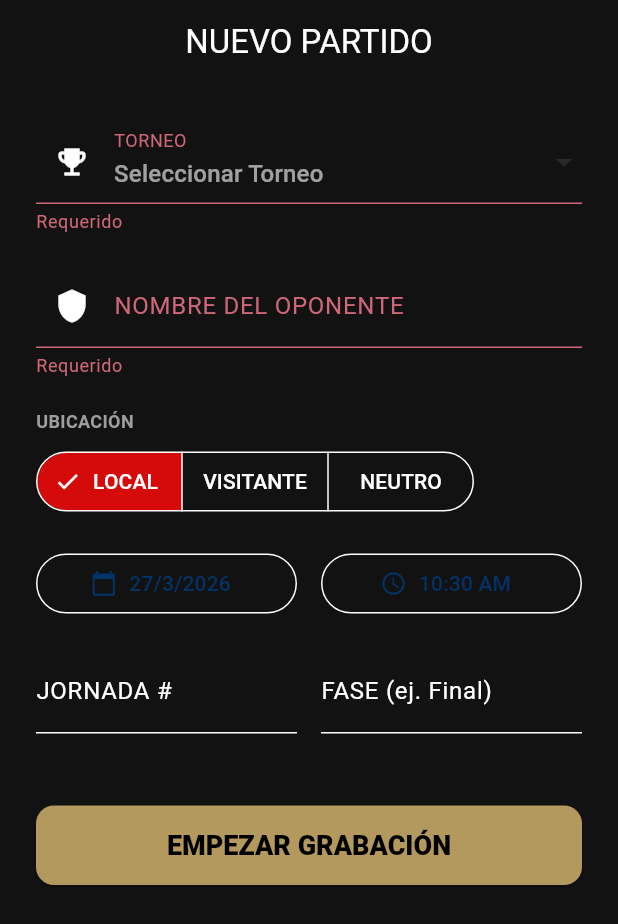
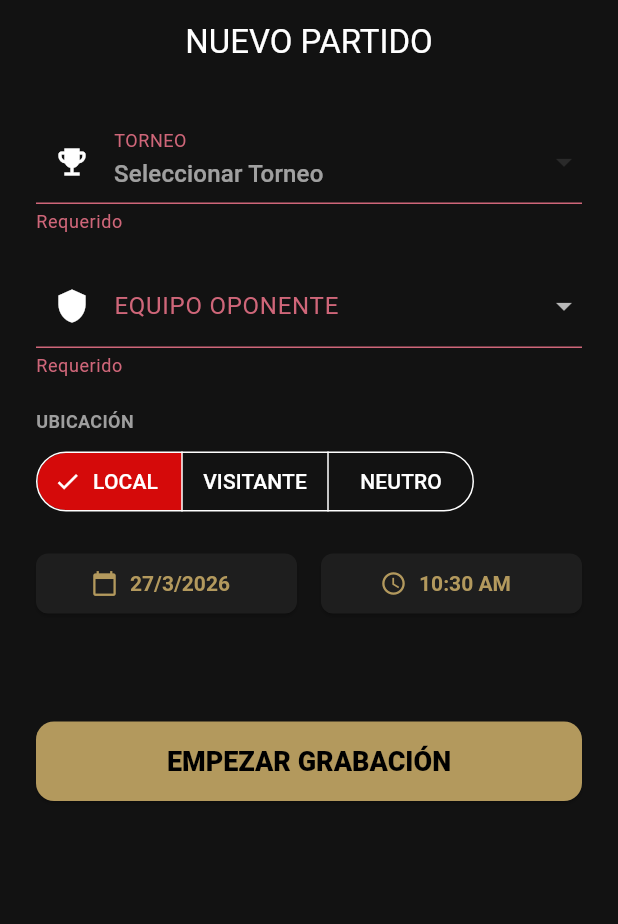
Before and after one commit to titozeio/tagfootstats, a Flutter app: the MatchFormPage screen opened by its route, after a tap on "EMPEZAR GRABACIÓN", on a phone screen of 412 x 824 dp. Shown: the top 924 px of the screen. Run offline on Flutter 3.47's test engine with Material 3 defaults, Android fonts, the phone set to English and light mode, and no system bars; our stand-ins replace bloc, cloud_firestore, equatable, firebase_core, flutter_bloc, go_router and 1 more; accounts and stored records are empty.

Commit message:
## Phase 6.3: Upgrades in the New Match Screen [x]
- [x] If theres an open tournament, select by default that tournament .
- [x] Instead of "Nombre del oponente", use a selector to select the opponent team from the user's teams, AND give the option to add a new team on the fly.
- [x] The date and time selector is not visible due to the color, change it.
- [x] Dependiendo del tipo de torneo, mostrar "Jornada" (liga) o "fase" (copa).
- [x] Jornada debería ser un selector de números.
- [x] Fase debería ser un selector de fases(>Final, Seimifinal, Cuartos, Octavos, liguilla, y otros que habilitaría un campo de texto para añadir una jornada custom).

```diff
--- a/tagfootstats/lib/presentation/pages/admin/matches/match_form_page.dart
+++ b/tagfootstats/lib/presentation/pages/admin/matches/match_form_page.dart
@@ -33,6 +33,11 @@ class _MatchFormPageState extends State<MatchFormPage> {
 
   bool _isSaving = false;
   List<Team> _allTeams = [];
+  List<Tournament> _allTournaments = [];
+  Tournament? _selectedTournament;
+  bool _isAddingNewTeam = false;
+  String _selectedPhase = 'Final';
+  bool _isCustomPhase = false;
 
   @override
   void initState() {
@@ -51,18 +56,46 @@ class _MatchFormPageState extends State<MatchFormPage> {
     } else if (widget.tournamentId != null) {
       _selectedTournamentId = widget.tournamentId;
     }
+    _phaseController.text = _selectedPhase;
 
-    _loadTeams();
+    _loadInitialData();
   }
 
-  Future<void> _loadTeams() async {
+  Future<void> _loadInitialData() async {
     try {
       final teams = await context.read<TeamRepository>().getTeams();
-      if (mounted) setState(() => _allTeams = teams);
+      final tournaments =
+          await context.read<TournamentRepository>().getTournaments();
+
+      if (mounted) {
+        setState(() {
+          _allTeams = teams;
+          _allTournaments = tournaments;
+
+          if (_selectedTournamentId == null && tournaments.isNotEmpty) {
+            // Find an "open" tournament (not ended) or the latest one
+            final now = DateTime.now();
+            final active = tournaments.where((t) => t.endDate.isAfter(now));
+            if (active.isNotEmpty) {
+              _selectedTournamentId = active.first.id;
+              _selectedTournament = active.first;
+            } else {
+              _selectedTournamentId = tournaments.first.id;
+              _selectedTournament = tournaments.first;
+            }
+          } else if (_selectedTournamentId != null) {
+            _selectedTournament = tournaments.firstWhere(
+              (t) => t.id == _selectedTournamentId,
+            );
+          }
+        });
+      }
     } catch (e) {
-      debugPrint('Error loading teams: $e');
+      debugPrint('Error loading data: $e');
     }
   }
+
+
 
   @override
   void dispose() {
@@ -92,16 +125,9 @@ class _MatchFormPageState extends State<MatchFormPage> {
         _selectedTime.minute,
       );
 
-      final opponentName = _opponentController.text.trim();
+      String opponentName = _opponentController.text.trim();
 
-      // 1. Resolve Opponent ID (search existing or create new)
-      final existingTeam = _allTeams.firstWhere(
-        (t) => t.name.toLowerCase() == opponentName.toLowerCase(),
-        orElse: () => Team(id: '', name: opponentName),
-      );
-
-      if (existingTeam.id.isEmpty) {
-        // Create new team entry for the opponent
+      if (_isAddingNewTeam && opponentName.isNotEmpty) {
         final newTeamId = DateTime.now().millisecondsSinceEpoch.toString();
         final newTeam = Team(
           id: newTeamId,
@@ -109,10 +135,7 @@ class _MatchFormPageState extends State<MatchFormPage> {
           logoUrl: '',
           isOwnTeam: false,
         );
-        await context
-            .read<TeamRepository>()
-            .saveTeam(newTeam)
-            .timeout(const Duration(seconds: 10));
+        await context.read<TeamRepository>().saveTeam(newTeam);
       }
 
       final match = entity.Match(
@@ -123,8 +146,14 @@ class _MatchFormPageState extends State<MatchFormPage> {
         opponentId: opponentName,
         dateTime: finalDateTime,
         locationType: _locationType,
-        matchday: int.tryParse(_matchdayController.text),
-        phase: _phaseController.text.isNotEmpty ? _phaseController.text : null,
+        matchday:
+            (_selectedTournament?.type == TournamentType.liga)
+                ? int.tryParse(_matchdayController.text)
+                : null,
+        phase:
+            (_selectedTournament?.type == TournamentType.copa)
+                ? (_isCustomPhase ? _phaseController.text : _selectedPhase)
+                : null,
         homeScore: widget.match?.homeScore ?? 0,
         awayScore: widget.match?.awayScore ?? 0,
       );
@@ -162,34 +191,13 @@ class _MatchFormPageState extends State<MatchFormPage> {
             children: [
               _buildTournamentDropdown(),
               const SizedBox(height: 20),
-              _buildOpponentAutocomplete(),
+              _buildOpponentSelector(),
               const SizedBox(height: 20),
               _buildLocationTypeSelector(),
               const SizedBox(height: 20),
               _buildDateTimePicker(context),
               const SizedBox(height: 20),
-              Row(
-                children: [
-                  Expanded(
-                    child: TextFormField(
-                      controller: _matchdayController,
-                      keyboardType: TextInputType.number,
-                      decoration: const InputDecoration(
-                        labelText: 'JORNADA #',
-                      ),
-                    ),
-                  ),
-                  const SizedBox(width: 16),
-                  Expanded(
-                    child: TextFormField(
-                      controller: _phaseController,
-                      decoration: const InputDecoration(
-                        labelText: 'FASE (ej. Final)',
-                      ),
-                    ),
-                  ),
-                ],
-              ),
+              _buildJornadaOrFase(),
               const SizedBox(height: 48),
               ElevatedButton(
                 onPressed: _isSaving ? null : _save,
@@ -225,60 +233,144 @@ class _MatchFormPageState extends State<MatchFormPage> {
     );
   }
 
-  Widget _buildOpponentAutocomplete() {
-    return Autocomplete<Team>(
-      displayStringForOption: (Team option) => option.name,
-      initialValue: TextEditingValue(text: _opponentController.text),
-      optionsBuilder: (TextEditingValue textEditingValue) {
-        if (textEditingValue.text == '') {
-          return const Iterable<Team>.empty();
+  Widget _buildOpponentSelector() {
+    final teams = _allTeams.where((t) => !t.isOwnTeam).toList();
+
+    return Column(
+      crossAxisAlignment: CrossAxisAlignment.start,
+      children: [
+        DropdownButtonFormField<String>(
+          value: _isAddingNewTeam ? 'NEW' : (_opponentController.text.isEmpty ? null : _opponentController.text),
+          decoration: const InputDecoration(
+            labelText: 'EQUIPO OPONENTE',
+            prefixIcon: Icon(Icons.shield),
+          ),
+          items: [
+            ...teams.map(
+              (t) => DropdownMenuItem(value: t.name, child: Text(t.name)),
+            ),
+            const DropdownMenuItem(
+              value: 'NEW',
+              child: Text(
+                '+ Añadir nuevo equipo',
+                style: TextStyle(color: AppColors.nflGold),
+              ),
+            ),
+          ],
+          onChanged: (val) {
+            setState(() {
+              if (val == 'NEW') {
+                _isAddingNewTeam = true;
+                _opponentController.clear();
+              } else {
+                _isAddingNewTeam = false;
+                _opponentController.text = val ?? '';
               }
-        return _allTeams.where((Team option) {
-          return option.name.toLowerCase().contains(
-            textEditingValue.text.toLowerCase(),
-          );
             });
           },
-      onSelected: (Team selection) {
-        _opponentController.text = selection.name;
-      },
-      fieldViewBuilder: (context, controller, focusNode, onFieldSubmitted) {
-        // Sync our controller with the autocomplete controller
-        controller.addListener(() {
-          _opponentController.text = controller.text;
-        });
-        return TextFormField(
-          controller: controller,
-          focusNode: focusNode,
+          validator: (v) => (v == null && !_isAddingNewTeam) ? 'Requerido' : null,
+        ),
+        if (_isAddingNewTeam) ...[
+          const SizedBox(height: 12),
+          TextFormField(
+            controller: _opponentController,
             decoration: const InputDecoration(
-            labelText: 'NOMBRE DEL OPONENTE',
-            prefixIcon: Icon(Icons.shield),
+              labelText: 'NOMBRE DEL NUEVO EQUIPO',
+              hintText: 'Ej: Sharks Torrejón',
             ),
             validator: (v) => v!.isEmpty ? 'Requerido' : null,
-        );
-      },
+            autofocus: true,
+          ),
+        ],
+      ],
     );
   }
 
+  Widget _buildJornadaOrFase() {
+    if (_selectedTournament == null) return const SizedBox.shrink();
+
+    if (_selectedTournament!.type == TournamentType.liga) {
+      return Row(
+        children: [
+          const Text('JORNADA: ', style: TextStyle(fontWeight: FontWeight.bold)),
+          const SizedBox(width: 12),
+          Expanded(
+            child: DropdownButtonFormField<int>(
+              value: int.tryParse(_matchdayController.text) ?? 1,
+              decoration: const InputDecoration(border: OutlineInputBorder()),
+              items: List.generate(
+                30,
+                (i) => DropdownMenuItem(value: i + 1, child: Text('${i + 1}')),
+              ),
+              onChanged: (val) => setState(() => _matchdayController.text = val.toString()),
+            ),
+          ),
+        ],
+      );
+    } else {
+      final phases = [
+        'Final',
+        'Semifinal',
+        'Cuartos',
+        'Octavos',
+        'Liguilla',
+        'Otros',
+      ];
+      return Column(
+        crossAxisAlignment: CrossAxisAlignment.start,
+        children: [
+          const Text('FASE DEL TORNEO: ', style: TextStyle(fontWeight: FontWeight.bold)),
+          const SizedBox(height: 8),
+          DropdownButtonFormField<String>(
+            value: _isCustomPhase ? 'Otros' : _selectedPhase,
+            decoration: const InputDecoration(border: OutlineInputBorder()),
+            items: phases.map((p) => DropdownMenuItem(value: p, child: Text(p))).toList(),
+            onChanged: (val) {
+              setState(() {
+                if (val == 'Otros') {
+                  _isCustomPhase = true;
+                } else {
+                  _isCustomPhase = false;
+                  _selectedPhase = val!;
+                  _phaseController.text = val;
+                }
+              });
+            },
+          ),
+          if (_isCustomPhase) ...[
+            const SizedBox(height: 12),
+            TextFormField(
+              controller: _phaseController,
+              decoration: const InputDecoration(
+                labelText: 'ESPECIFICA LA FASE',
+                border: OutlineInputBorder(),
+              ),
+              validator: (v) => v!.isEmpty ? 'Requerido' : null,
+            ),
+          ],
+        ],
+      );
+    }
+  }
+
   Widget _buildTournamentDropdown() {
-    return FutureBuilder<List<Tournament>>(
-      future: context.read<TournamentRepository>().getTournaments(),
-      builder: (context, snapshot) {
-        final tournaments = snapshot.data ?? [];
     return DropdownButtonFormField<String>(
       value: _selectedTournamentId,
       decoration: const InputDecoration(
         labelText: 'TORNEO',
         prefixIcon: Icon(Icons.emoji_events),
       ),
-          items: tournaments
+      items: _allTournaments
           .map((t) => DropdownMenuItem(value: t.id, child: Text(t.name)))
           .toList(),
-          onChanged: (val) => setState(() => _selectedTournamentId = val),
+      onChanged: (val) {
+        setState(() {
+          _selectedTournamentId = val;
+          _selectedTournament = _allTournaments.firstWhere((t) => t.id == val);
+        });
+      },
       hint: const Text('Seleccionar Torneo'),
       validator: (v) => v == null ? 'Requerido' : null,
-        );
-      },
     );
   }
 
@@ -321,7 +413,7 @@ class _MatchFormPageState extends State<MatchFormPage> {
     return Row(
       children: [
         Expanded(
-          child: OutlinedButton.icon(
+          child: ElevatedButton.icon(
             onPressed: () async {
               final date = await showDatePicker(
                 context: context,
@@ -331,6 +423,10 @@ class _MatchFormPageState extends State<MatchFormPage> {
               );
               if (date != null) setState(() => _selectedDate = date);
             },
+            style: ElevatedButton.styleFrom(
+              backgroundColor: AppColors.surfaceDark,
+              foregroundColor: AppColors.nflGold,
+            ),
             icon: const Icon(Icons.calendar_today),
             label: Text(
               '${_selectedDate.day}/${_selectedDate.month}/${_selectedDate.year}',
@@ -339,7 +435,7 @@ class _MatchFormPageState extends State<MatchFormPage> {
         ),
         const SizedBox(width: 16),
         Expanded(
-          child: OutlinedButton.icon(
+          child: ElevatedButton.icon(
             onPressed: () async {
               final time = await showTimePicker(
                 context: context,
@@ -347,6 +443,10 @@ class _MatchFormPageState extends State<MatchFormPage> {
               );
               if (time != null) setState(() => _selectedTime = time);
             },
+            style: ElevatedButton.styleFrom(
+              backgroundColor: AppColors.surfaceDark,
+              foregroundColor: AppColors.nflGold,
+            ),
             icon: const Icon(Icons.access_time),
             label: Text(_selectedTime.format(context)),
           ),
```
Also changed, not shown: 1 other file. Lines whose indentation alone changed are shown as unchanged.
